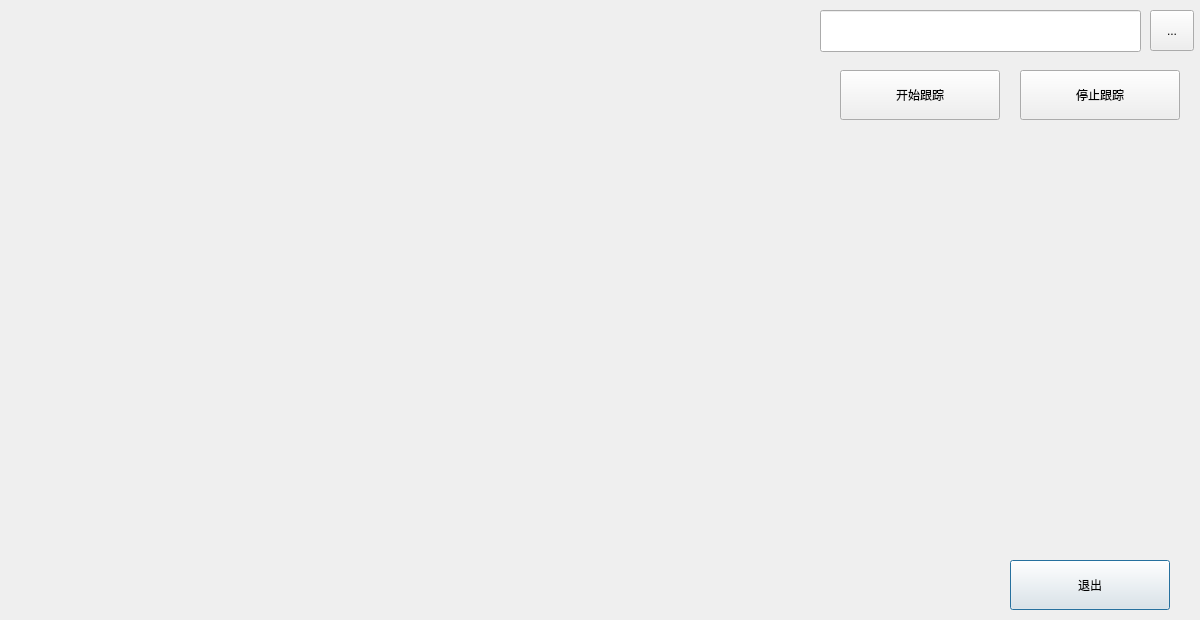
First picture: the form in gui/grid.ui, repository hanhiver/welding_seam, before the edit.
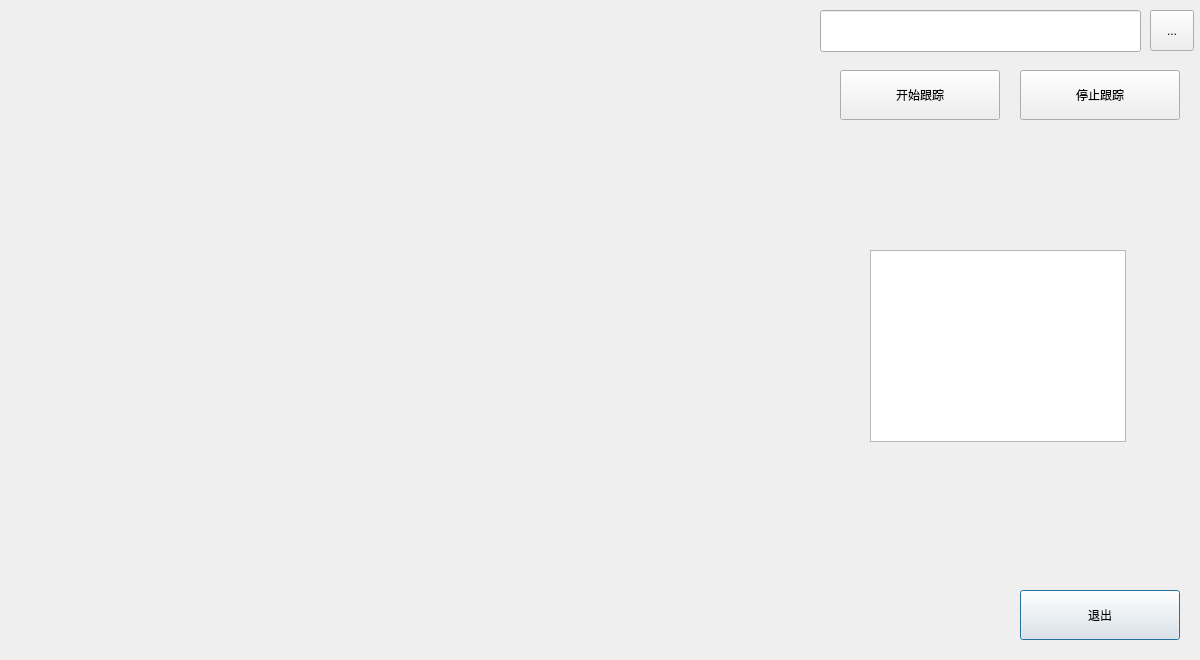
Second picture: the form after the edit.

```diff
--- a/gui/grid.ui
+++ b/gui/grid.ui
@@ -7,7 +7,7 @@
     <x>0</x>
     <y>0</y>
     <width>1200</width>
-    <height>620</height>
+    <height>660</height>
    </rect>
   </property>
   <property name="windowTitle">
@@ -39,8 +39,8 @@
   <widget class="QPushButton" name="button_exit">
    <property name="geometry">
     <rect>
-     <x>1010</x>
-     <y>560</y>
+     <x>1020</x>
+     <y>590</y>
      <width>160</width>
      <height>50</height>
     </rect>
@@ -81,13 +81,26 @@
      <x>10</x>
      <y>10</y>
      <width>800</width>
-     <height>600</height>
+     <height>640</height>
     </rect>
    </property>
+   <property name="frameShadow">
+    <enum>QFrame::Plain</enum>
+   </property>
    <property name="text">
     <string/>
    </property>
   </widget>
+  <widget class="QGraphicsView" name="graphicsView_show">
+   <property name="geometry">
+    <rect>
+     <x>870</x>
+     <y>250</y>
+     <width>256</width>
+     <height>192</height>
+    </rect>
+   </property>
+  </widget>
  </widget>
  <resources/>
  <connections>
```
